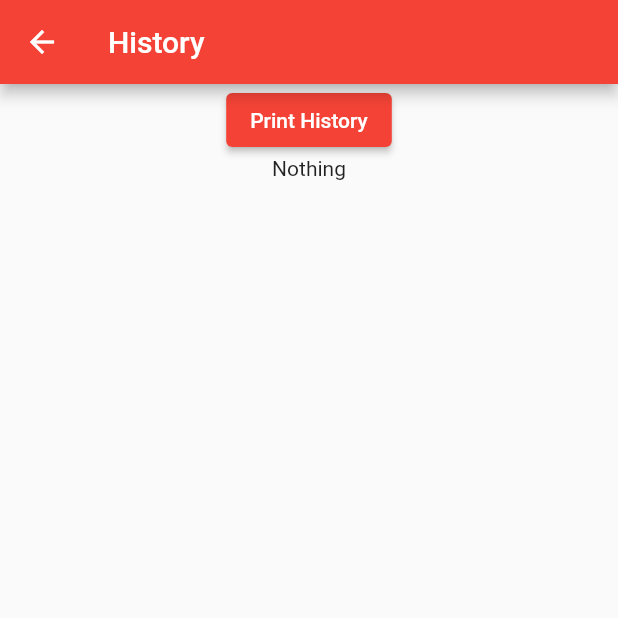
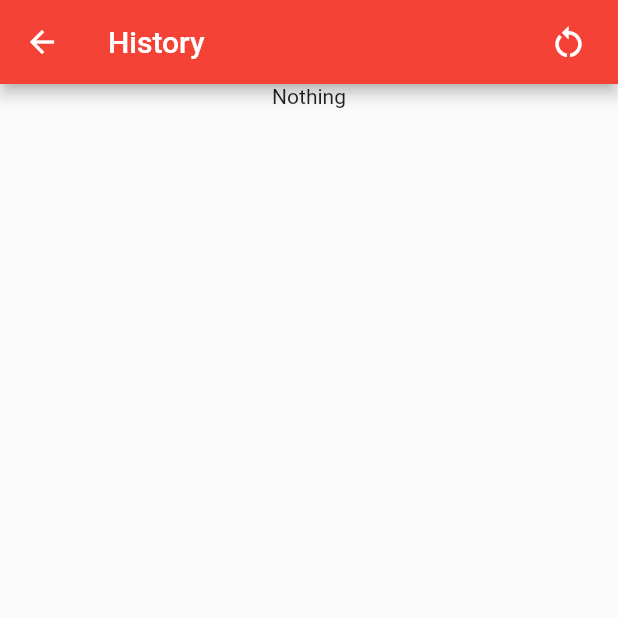
Before and after one commit to xDAVIDBECKER24x/telemetria-mack, a Flutter app: the screen it shows after launch, after a tap on the "history" icon, on a phone screen of 412 x 824 dp, the top half of it. Run offline on Flutter 3.47's test engine with Material 2 defaults, Android fonts, the phone set to English and light mode, and no system bars; our stand-ins replace geolocator, permission_handler; missing offline and left inert: geekyants_flutter_gauges, geolocator_platform_interface.

Commit message:
Open File Data History

```diff
--- a/lib/file_storage.dart
+++ b/lib/file_storage.dart
@@ -33,14 +33,24 @@ class FileStorage {
     return directory;
   }
 
-  static Future<File> writeCounter(String bytes,String name) async {
+  static Future<File> writeCounter(String bytes, String name) async {
     final path = await _localPath;
     // Create a file for the path of
     // device and file name with extension
-    File file= File('$path/$name');
-    print("Save file");
-
+    File file = File('$path/$name');
     // Write the data in the file you have created
     return file.writeAsString(bytes);
   }
+
+  static Future<Object> readCounter(String name) async {
+    try {
+      final path = await _localPath;
+      File file = File('$path/$name');
+      String content = await file.readAsString();
+      return content;
+    } catch (e) {
+      // If encountering an error, return 0
+      return "Error reading file :(";
+    }
+  }
 }
--- a/lib/history.dart
+++ b/lib/history.dart
@@ -2,6 +2,8 @@ import 'package:flutter/material.dart';
 import 'dart:io';
 import 'package:geolocator_platform_interface/src/models/position.dart';
 import 'package:path_provider/path_provider.dart';
+
+import 'file_storage.dart';
 
 class History extends StatefulWidget {
   const History({Key? key}) : super(key: key);
@@ -11,30 +13,19 @@ class History extends StatefulWidget {
 }
 
 class _HistoryState extends State<History> {
+
   String text = "Nothing";
 
   @override
   void initState() {
     super.initState();
-    setState(() {
-      text;
-    });
-  }
+    _printHistory();
 
-  Future<String> _readFile() async {
-    String text = "";
-    try {
-      final Directory directory = await getApplicationDocumentsDirectory();
-      final File file = File('${directory.path}/test.txt');
-      text = await file.readAsString();
-    } catch (e) {
-      print("Couldn't read file");
-    }
-    return text;
   }
 
   Future<void> _printHistory() async {
-    text = await _readFile();
+    var content = await FileStorage.readCounter("test.txt");
+    text = content.toString();
     setState(() {
       text;
     });
@@ -50,12 +41,24 @@ class _HistoryState extends State<History> {
             Navigator.pop(context);
           },
           icon: Icon(Icons.arrow_back),
-        ),
+        ),actions: [
+        Padding(
+            padding: EdgeInsets.only(right: 20.0),
+            child: GestureDetector(
+              onTap: () {
+                _printHistory();
+              },
+              child: Icon(
+                Icons.restart_alt,
+                size: 26.0,
+              ),
+            )),
+      ]
       ),
       body: Center(
         child: Column(
           children: [
-            ElevatedButton(onPressed: _printHistory, child: Text("Print History")),
+            // ElevatedButton(onPressed: _printHistory, child: Text("Print History")),
             Text(text)
           ],
         ),
--- a/lib/main.dart
+++ b/lib/main.dart
@@ -113,9 +113,7 @@ class _MyHomePageState extends State<MyHomePage> {
         "test.txt");
 
     print("Register Race Length :" + timeRace.length.toString());
-    // print(positionsRace);
-    // print(speedRace);
-    // print(timeRace);
+
     positionsRace.clear();
     speedRace.clear();
     timeRace.clear();
```
